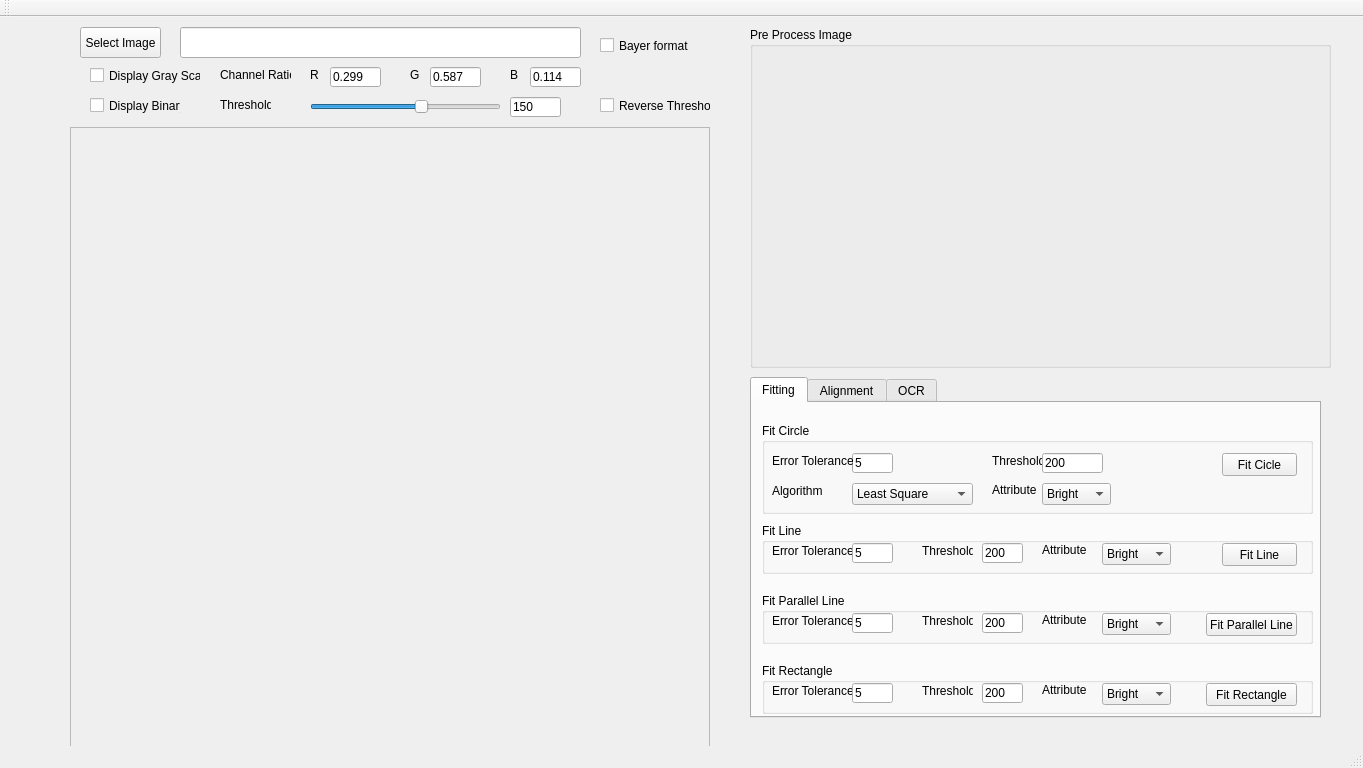
This is VisionWidget/visionwidget.ui in hceng123/VisionLibrary as Qt 5 draws it before an edit. The edited form follows.
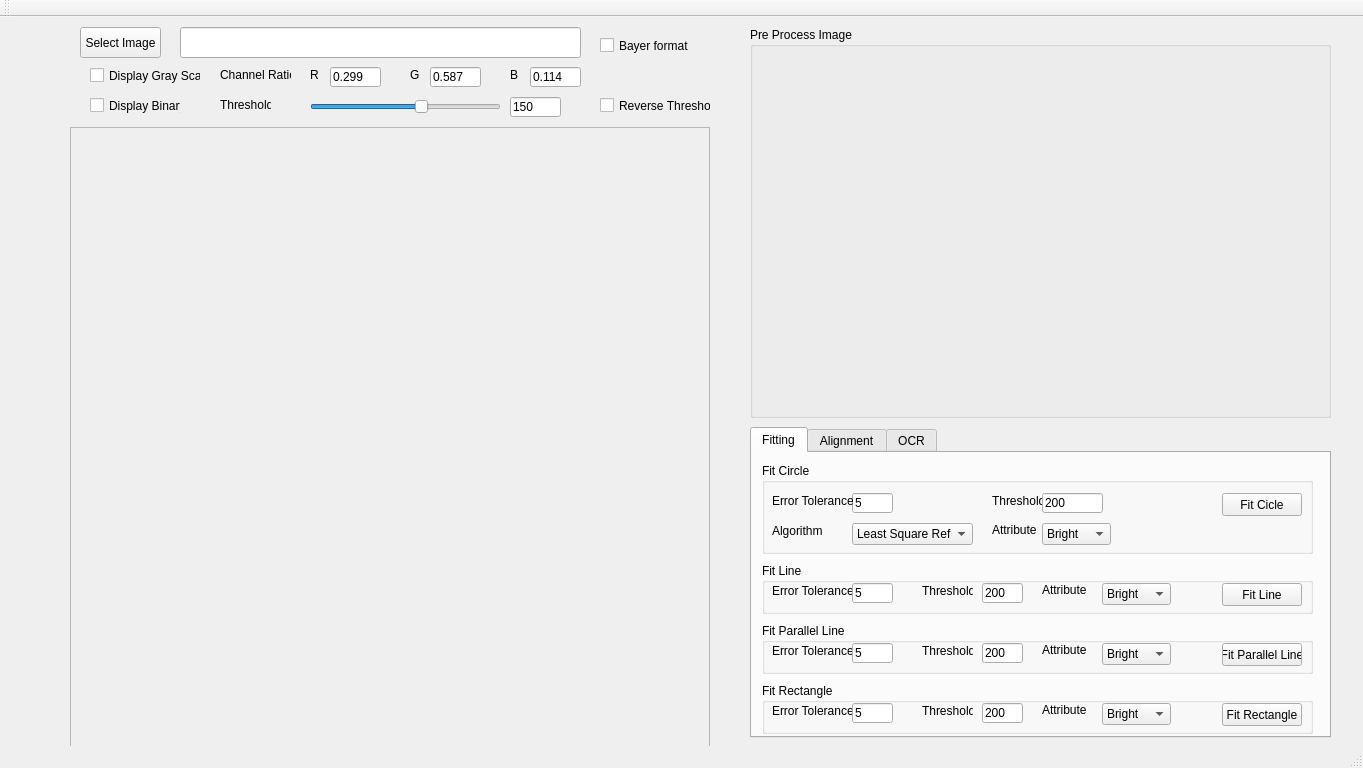
This is the edited form. Custom widgets are drawn as their Qt base class.

```diff
--- a/VisionWidget/visionwidget.ui
+++ b/VisionWidget/visionwidget.ui
@@ -67,9 +67,9 @@
     <property name="geometry">
      <rect>
       <x>750</x>
-      <y>360</y>
-      <width>571</width>
-      <height>341</height>
+      <y>410</y>
+      <width>581</width>
+      <height>311</height>
      </rect>
     </property>
     <property name="currentIndex">
@@ -83,7 +83,7 @@
       <property name="geometry">
        <rect>
         <x>10</x>
-        <y>20</y>
+        <y>10</y>
         <width>551</width>
         <height>91</height>
        </rect>
@@ -96,7 +96,7 @@
         <rect>
          <x>460</x>
          <y>30</y>
-         <width>75</width>
+         <width>80</width>
          <height>23</height>
         </rect>
        </property>
@@ -171,6 +171,9 @@
          <height>22</height>
         </rect>
        </property>
+       <property name="currentIndex">
+        <number>1</number>
+       </property>
        <item>
         <property name="text">
          <string>Least Square</string>
@@ -238,7 +241,7 @@
       <property name="geometry">
        <rect>
         <x>10</x>
-        <y>120</y>
+        <y>110</y>
         <width>551</width>
         <height>51</height>
        </rect>
@@ -309,7 +312,7 @@
         <rect>
          <x>460</x>
          <y>20</y>
-         <width>75</width>
+         <width>80</width>
          <height>23</height>
         </rect>
        </property>
@@ -355,7 +358,7 @@
       <property name="geometry">
        <rect>
         <x>10</x>
-        <y>190</y>
+        <y>170</y>
         <width>551</width>
         <height>51</height>
        </rect>
@@ -424,9 +427,9 @@
       <widget class="QPushButton" name="fitParallelLineBtn">
        <property name="geometry">
         <rect>
-         <x>444</x>
+         <x>460</x>
          <y>20</y>
-         <width>91</width>
+         <width>80</width>
          <height>23</height>
         </rect>
        </property>
@@ -472,7 +475,7 @@
       <property name="geometry">
        <rect>
         <x>10</x>
-        <y>260</y>
+        <y>230</y>
         <width>551</width>
         <height>51</height>
        </rect>
@@ -541,9 +544,9 @@
       <widget class="QPushButton" name="fitRectBtn">
        <property name="geometry">
         <rect>
-         <x>444</x>
+         <x>460</x>
          <y>20</y>
-         <width>91</width>
+         <width>80</width>
          <height>23</height>
         </rect>
        </property>
@@ -958,7 +961,7 @@
       <x>750</x>
       <y>10</y>
       <width>581</width>
-      <height>341</height>
+      <height>391</height>
      </rect>
     </property>
     <property name="title">
@@ -970,7 +973,7 @@
        <x>10</x>
        <y>20</y>
        <width>561</width>
-       <height>321</height>
+       <height>371</height>
       </rect>
      </property>
      <layout class="QVBoxLayout" name="verticalLayout">
@@ -978,7 +981,13 @@
        <number>0</number>
       </property>
       <property name="sizeConstraint">
-       <enum>QLayout::SetMinimumSize</enum>
+       <enum>QLayout::SetDefaultConstraint</enum>
+      </property>
+      <property name="topMargin">
+       <number>0</number>
+      </property>
+      <property name="bottomMargin">
+       <number>0</number>
       </property>
      </layout>
     </widget>
```
